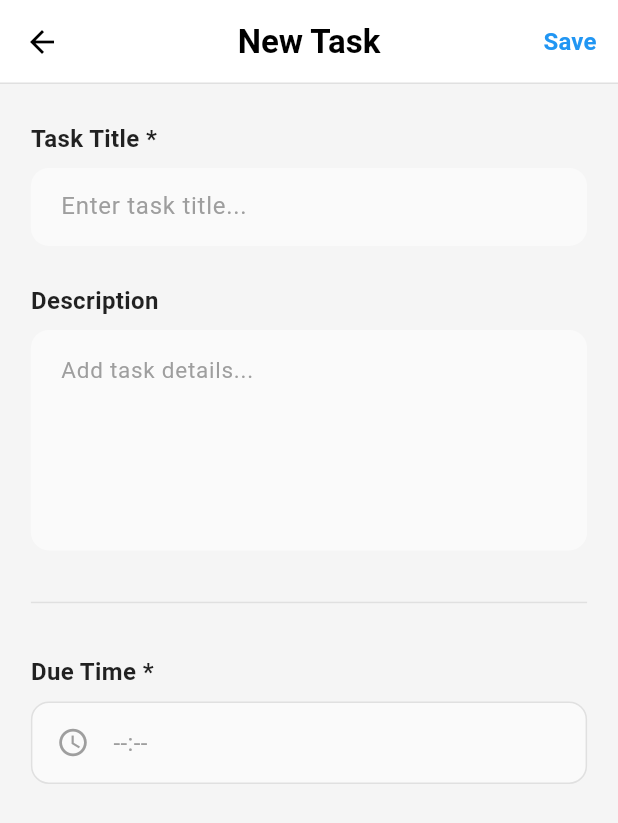
After one commit to Ikhtiar76/field_task_app, a Flutter app: the screen it shows after launch, after a tap on the "add" icon, on a phone screen of 412 x 824 dp. The commit adds this screen. Shown: the top 823 px of the screen. Run offline on Flutter 3.47's test engine with Material 3 defaults, Android fonts, the phone set to English and light mode, and no system bars.

Commit message:
feat: add Create Task Screen UI

```diff
--- /dev/null
+++ b/lib/presentation/screens/create_task_page.dart
@@ -0,0 +1,234 @@
+import 'package:flutter/material.dart';
+
+class CreateTaskPage extends StatefulWidget {
+  const CreateTaskPage({super.key});
+  static const id = 'create_task_page';
+
+  @override
+  State<CreateTaskPage> createState() => _CreateTaskPageState();
+}
+
+class _CreateTaskPageState extends State<CreateTaskPage> {
+  final _formKey = GlobalKey<FormState>();
+  final TextEditingController _titleController = TextEditingController();
+  final TextEditingController _descriptionController = TextEditingController();
+  TimeOfDay? _selectedTime;
+
+  bool _isTimeSelected = false;
+
+  @override
+  Widget build(BuildContext context) {
+    final screenWidth = MediaQuery.of(context).size.width;
+    final screenHeight = MediaQuery.of(context).size.height;
+
+    return Scaffold(
+      appBar: AppBar(
+        title: const Text(
+          'New Task',
+          style: TextStyle(fontWeight: FontWeight.w600),
+        ),
+        centerTitle: true,
+        elevation: 0,
+        backgroundColor: Colors.white,
+        foregroundColor: Colors.black,
+        actions: [
+          TextButton(
+            onPressed: () {
+              if (_formKey.currentState!.validate()) {
+                ScaffoldMessenger.of(context).showSnackBar(
+                  SnackBar(content: Text('Task saved successfully!')),
+                );
+                Navigator.pop(context);
+              }
+            },
+            child: const Text(
+              'Save',
+              style: TextStyle(
+                color: Colors.blue,
+                fontWeight: FontWeight.w600,
+                fontSize: 16,
+              ),
+            ),
+          ),
+        ],
+      ),
+      body: SafeArea(
+        child: SingleChildScrollView(
+          physics: const BouncingScrollPhysics(),
+          child: Padding(
+            padding: EdgeInsets.symmetric(
+              horizontal: screenWidth * 0.05,
+              vertical: screenHeight * 0.03,
+            ),
+            child: Form(
+              key: _formKey,
+              child: Column(
+                crossAxisAlignment: CrossAxisAlignment.start,
+                children: [
+                  _buildSectionTitle('Task Title *'),
+                  SizedBox(height: screenHeight * 0.01),
+                  _buildTitleField(context),
+                  SizedBox(height: screenHeight * 0.03),
+                  _buildSectionTitle('Description'),
+                  SizedBox(height: screenHeight * 0.01),
+                  _buildDescriptionField(context),
+                  SizedBox(height: screenHeight * 0.03),
+                  Divider(color: Colors.grey[300], thickness: 1, height: 20),
+                  SizedBox(height: screenHeight * 0.03),
+                  _buildSectionTitle('Due Time *'),
+                  SizedBox(height: screenHeight * 0.01),
+                  _buildTimePicker(context),
+                  SizedBox(height: screenHeight * 0.1),
+                ],
+              ),
+            ),
+          ),
+        ),
+      ),
+    );
+  }
+
+  Widget _buildSectionTitle(String title) {
+    return Text(
+      title,
+      style: const TextStyle(
+        fontSize: 16,
+        fontWeight: FontWeight.w600,
+        color: Colors.black87,
+      ),
+    );
+  }
+
+  Widget _buildTitleField(BuildContext context) {
+    return TextFormField(
+      controller: _titleController,
+      decoration: InputDecoration(
+        hintText: 'Enter task title...',
+        hintStyle: TextStyle(color: Colors.grey[500]),
+        filled: true,
+        fillColor: Colors.grey[50],
+        border: OutlineInputBorder(
+          borderRadius: BorderRadius.circular(12),
+          borderSide: BorderSide.none,
+        ),
+        contentPadding: const EdgeInsets.symmetric(
+          horizontal: 16,
+          vertical: 14,
+        ),
+      ),
+      style: const TextStyle(fontSize: 16, color: Colors.black87),
+      validator: (value) {
+        if (value == null || value.isEmpty) {
+          return 'Please enter a task title';
+        }
+        return null;
+      },
+    );
+  }
+
+  Widget _buildDescriptionField(BuildContext context) {
+    return TextFormField(
+      controller: _descriptionController,
+      maxLines: 5,
+      decoration: InputDecoration(
+        hintText: 'Add task details...',
+        hintStyle: TextStyle(color: Colors.grey[500]),
+        filled: true,
+        fillColor: Colors.grey[50],
+        border: OutlineInputBorder(
+          borderRadius: BorderRadius.circular(12),
+          borderSide: BorderSide.none,
+        ),
+        contentPadding: const EdgeInsets.symmetric(
+          horizontal: 16,
+          vertical: 16,
+        ),
+      ),
+      style: const TextStyle(fontSize: 15, color: Colors.black87),
+    );
+  }
+
+  Widget _buildTimePicker(BuildContext context) {
+    return GestureDetector(
+      onTap: () async {
+        final TimeOfDay? pickedTime = await showTimePicker(
+          context: context,
+          initialTime: TimeOfDay.now(),
+          builder: (BuildContext context, Widget? child) {
+            return Theme(
+              data: ThemeData.light().copyWith(
+                colorScheme: const ColorScheme.light(primary: Colors.blueGrey),
+              ),
+              child: child!,
+            );
+          },
+        );
+
+        if (pickedTime != null) {
+          setState(() {
+            _selectedTime = pickedTime;
+            _isTimeSelected = true;
+          });
+        }
+      },
+      child: Container(
+        height: 55,
+        decoration: BoxDecoration(
+          color: Colors.grey[50],
+          borderRadius: BorderRadius.circular(12),
+          border: Border.all(
+            color: _isTimeSelected ? Colors.blue : Colors.grey[300]!,
+            width: _isTimeSelected ? 1.5 : 1,
+          ),
+        ),
+        child: Row(
+          children: [
+            Padding(
+              padding: const EdgeInsets.symmetric(horizontal: 16),
+              child: Icon(
+                Icons.access_time,
+                color: _isTimeSelected ? Colors.blue : Colors.grey[500],
+                size: 22,
+              ),
+            ),
+            Text(
+              _isTimeSelected ? _formatTime(_selectedTime!) : '--:--',
+              style: TextStyle(
+                fontSize: 16,
+                color: _isTimeSelected ? Colors.black87 : Colors.grey[500],
+                fontWeight: _isTimeSelected
+                    ? FontWeight.w500
+                    : FontWeight.normal,
+              ),
+            ),
+            const Spacer(),
+            if (_isTimeSelected)
+              IconButton(
+                onPressed: () {
+                  setState(() {
+                    _selectedTime = null;
+                    _isTimeSelected = false;
+                  });
+                },
+                icon: Icon(Icons.close, color: Colors.grey[500], size: 20),
+              ),
+          ],
+        ),
+      ),
+    );
+  }
+
+  String _formatTime(TimeOfDay time) {
+    final hour = time.hourOfPeriod == 0 ? 12 : time.hourOfPeriod;
+    final minute = time.minute.toString().padLeft(2, '0');
+    final period = time.period == DayPeriod.am ? 'AM' : 'PM';
+    return '$hour:$minute $period';
+  }
+
+  @override
+  void dispose() {
+    _titleController.dispose();
+    _descriptionController.dispose();
+    super.dispose();
+  }
+}
--- a/lib/presentation/screens/task_list_page.dart
+++ b/lib/presentation/screens/task_list_page.dart
@@ -1,5 +1,6 @@
 // ignore_for_file: deprecated_member_use
 
+import 'package:field_task_app/presentation/screens/create_task_page.dart';
 import 'package:flutter/material.dart';
 
 class TasksListPage extends StatelessWidget {
@@ -14,7 +15,13 @@ class TasksListPage extends StatelessWidget {
     final isMediumScreen = screenWidth < 400;
 
     return Scaffold(
-      appBar: AppBar(title: const Text('Field Tasks'), elevation: 0),
+      appBar: AppBar(
+        title: const Text(
+          'Field Tasks',
+          style: TextStyle(fontWeight: FontWeight.w600),
+        ),
+        elevation: 0,
+      ),
       body: SafeArea(
         child: SingleChildScrollView(
           physics: const BouncingScrollPhysics(),
@@ -33,6 +40,16 @@ class TasksListPage extends StatelessWidget {
             ),
           ),
         ),
+      ),
+      floatingActionButton: FloatingActionButton(
+        backgroundColor: Colors.blueGrey,
+        onPressed: () {
+          Navigator.push(
+            context,
+            MaterialPageRoute(builder: (context) => CreateTaskPage()),
+          );
+        },
+        child: Icon(Icons.add, color: Colors.white),
       ),
     );
   }
```
